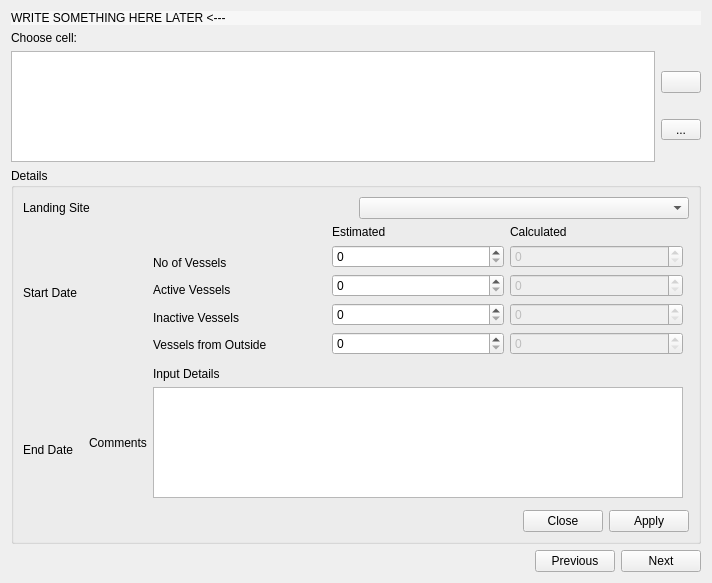
Before: the Qt Designer form app_new/frmcell.ui in doublebyte1/app_solution, drawn with Qt 5.
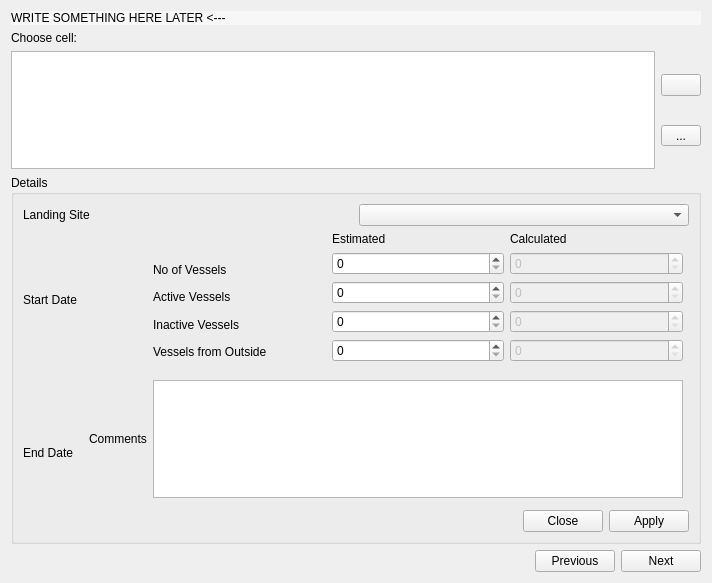
After: the same form once the commit is applied. Icons and pictures are not drawn. Custom widgets are drawn as their Qt base class.

```diff
--- a/app_new/frmcell.ui
+++ b/app_new/frmcell.ui
@@ -268,16 +268,6 @@
         </item>
        </layout>
       </item>
-      <item row="3" column="2">
-       <widget class="QLabel" name="label_6">
-        <property name="text">
-         <string>Input Details</string>
-        </property>
-        <property name="buddy">
-         <cstring>toolButton</cstring>
-        </property>
-       </widget>
-      </item>
       <item row="4" column="2">
        <widget class="QPlainTextEdit" name="textComments"/>
       </item>
```
